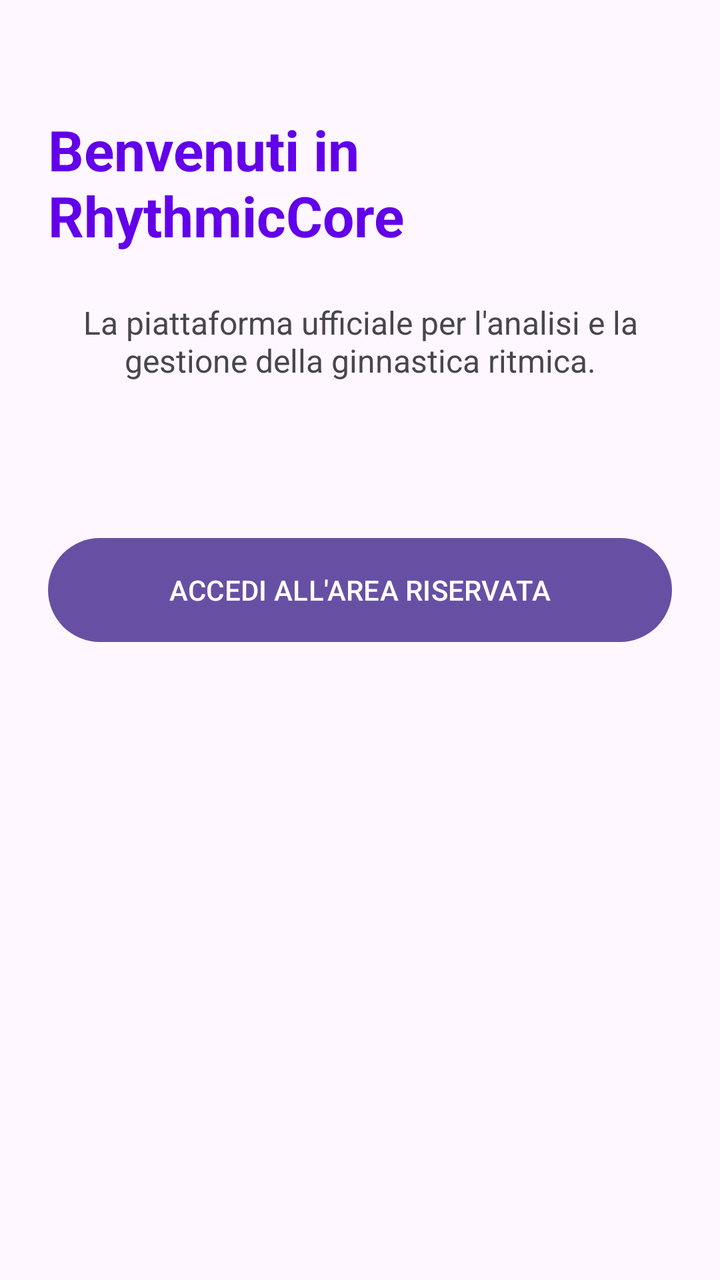
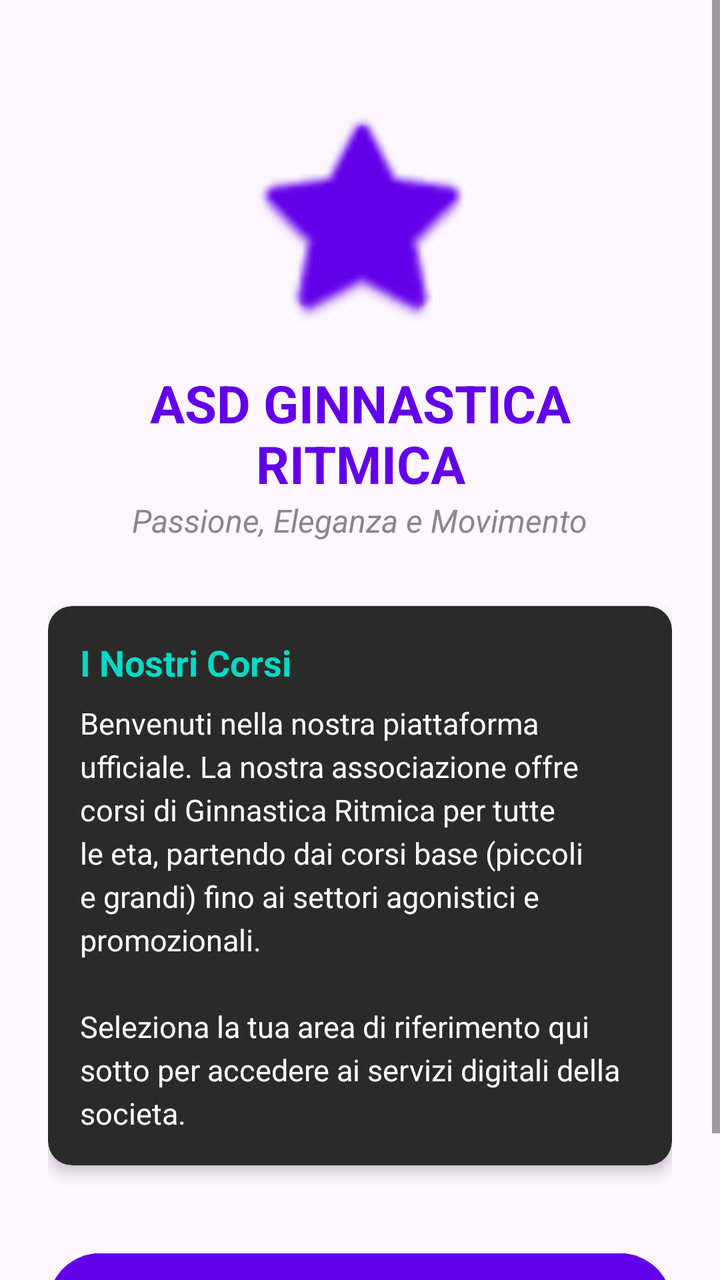

An Android layout rendered at two revisions. The XML below is the earlier revision; the diff shows what the commit changed to produce the second picture.
<!-- AndroidManifest.xml: application theme Theme.GinnasticaRitmica -->
<!-- res/layout/fragment_home_info.xml -->
<?xml version="1.0" encoding="utf-8"?>
<layout xmlns:android="http://schemas.android.com/apk/res/android">

    <LinearLayout
        android:layout_width="match_parent"
        android:layout_height="match_parent"
        android:orientation="vertical"
        android:padding="24dp"
        android:gravity="center_horizontal">

        <TextView
            android:layout_width="wrap_content"
            android:layout_height="wrap_content"
            android:text="Benvenuti in RhythmicCore"
            android:textSize="28sp"
            android:textStyle="bold"
            android:textColor="#6200EA"
            android:layout_marginTop="32dp" />

        <TextView
            android:layout_width="wrap_content"
            android:layout_height="wrap_content"
            android:text="La piattaforma ufficiale per l'analisi e la gestione della ginnastica ritmica."
            android:textSize="16sp"
            android:layout_marginVertical="24dp"
            android:textAlignment="center"/>

        <Button
            android:id="@+id/btnVaiAlLogin"
            android:layout_width="match_parent"
            android:layout_height="60dp"
            android:text="ACCEDI ALL'AREA RISERVATA"
            android:layout_marginTop="50dp" />

    </LinearLayout>
</layout>
<!-- resources referenced by this layout -->
<resources>
  <style name="Theme.GinnasticaRitmica" parent="Base.Theme.GinnasticaRitmica" />
  <style name="Base.Theme.GinnasticaRitmica" parent="Theme.Material3.DayNight.NoActionBar">
          
          
      </style>
</resources>

<!-- the commit's change to res/layout/fragment_home_info.xml (unified diff, before → after) -->
@@ -1,36 +1,92 @@
 <?xml version="1.0" encoding="utf-8"?>
-<layout xmlns:android="http://schemas.android.com/apk/res/android">
+<layout xmlns:android="http://schemas.android.com/apk/res/android"
+    xmlns:app="http://schemas.android.com/apk/res-auto">
 
-    <LinearLayout
+    <ScrollView
         android:layout_width="match_parent"
         android:layout_height="match_parent"
-        android:orientation="vertical"
-        android:padding="24dp"
-        android:gravity="center_horizontal">
+        android:fillViewport="true"
+        android:background="?android:attr/colorBackground">
 
-        <TextView
-            android:layout_width="wrap_content"
+        <LinearLayout
+            android:layout_width="match_parent"
             android:layout_height="wrap_content"
-            android:text="Benvenuti in RhythmicCore"
-            android:textSize="28sp"
-            android:textStyle="bold"
-            android:textColor="#6200EA"
-            android:layout_marginTop="32dp" />
+            android:orientation="vertical"
+            android:padding="24dp"
+            android:gravity="center_horizontal">
 
-        <TextView
-            android:layout_width="wrap_content"
-            android:layout_height="wrap_content"
-            android:text="La piattaforma ufficiale per l'analisi e la gestione della ginnastica ritmica."
-            android:textSize="16sp"
-            android:layout_marginVertical="24dp"
-            android:textAlignment="center"/>
+            <ImageView
+                android:id="@+id/imgLogoSocieta"
+                android:layout_width="120dp"
+                android:layout_height="120dp"
+                android:layout_marginTop="24dp"
+                android:src="@android:drawable/btn_star_big_on"
+                app:tint="#6200EA" />
 
-        <Button
-            android:id="@+id/btnVaiAlLogin"
-            android:layout_width="match_parent"
-            android:layout_height="60dp"
-            android:text="ACCEDI ALL'AREA RISERVATA"
-            android:layout_marginTop="50dp" />
+            <TextView
+                android:layout_width="wrap_content"
+                android:layout_height="wrap_content"
+                android:text="ASD GINNASTICA RITMICA"
+                android:textSize="26sp"
+                android:textStyle="bold"
+                android:textColor="#6200EA"
+                android:layout_marginTop="16dp"
+                android:textAlignment="center"/>
 
-    </LinearLayout>
+            <TextView
+                android:layout_width="wrap_content"
+                android:layout_height="wrap_content"
+                android:text="Passione, Eleganza e Movimento"
+                android:textSize="16sp"
+                android:textColor="#888888"
+                android:layout_marginBottom="32dp"
+                android:textStyle="italic"/>
+
+            <androidx.cardview.widget.CardView
+                android:layout_width="match_parent"
+                android:layout_height="wrap_content"
+                android:layout_marginBottom="40dp"
+                app:cardCornerRadius="12dp"
+                app:cardBackgroundColor="#2A2A2A"
+                app:cardElevation="4dp">
+
+                <LinearLayout
+                    android:layout_width="match_parent"
+                    android:layout_height="wrap_content"
+                    android:orientation="vertical"
+                    android:padding="16dp">
+
+                    <TextView
+                        android:layout_width="wrap_content"
+                        android:layout_height="wrap_content"
+                        android:text="I Nostri Corsi"
+                        android:textColor="#03DAC5"
+                        android:textStyle="bold"
+                        android:textSize="18sp"
+                        android:layout_marginBottom="8dp"/>
+
+                    <TextView
+                        android:layout_width="match_parent"
+                        android:layout_height="wrap_content"
+                        android:text="Benvenuti nella nostra piattaforma ufficiale. La nostra associazione offre corsi di Ginnastica Ritmica per tutte le eta, partendo dai corsi base (piccoli e grandi) fino ai settori agonistici e promozionali.\n\nSeleziona la tua area di riferimento qui sotto per accedere ai servizi digitali della societa."
+                        android:textColor="#FFFFFF"
+                        android:textSize="15sp"
+                        android:lineSpacingExtra="4dp"/>
+                </LinearLayout>
+            </androidx.cardview.widget.CardView>
+
+            <Button
+                android:id="@+id/btnAccedi"
+                android:layout_width="match_parent"
+                android:layout_height="60dp"
+                android:text="Accedi come atleta o allenatrice"
+                android:backgroundTint="#6200EA"
+                android:textColor="#FFFFFF"
+                android:textStyle="bold"
+                android:layout_marginBottom="16dp"/>
+
+
+
+        </LinearLayout>
+    </ScrollView>
 </layout>
